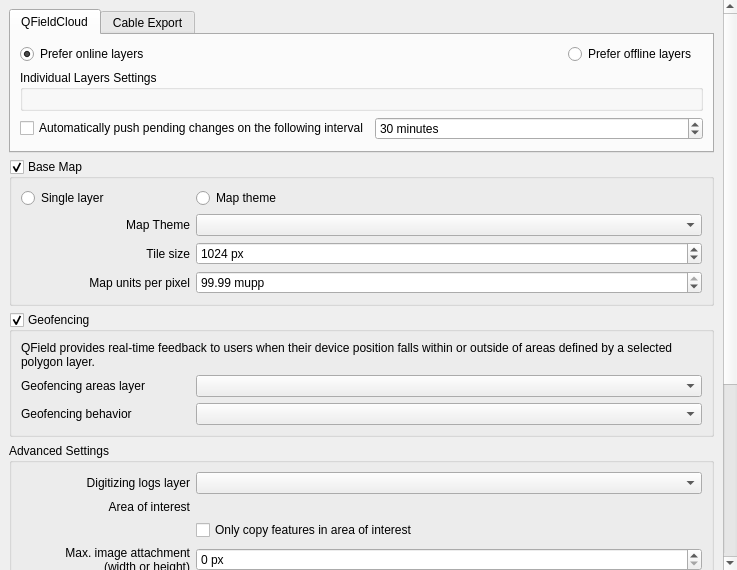
First picture: the form in qfieldsync/ui/project_configuration_widget.ui, repository opengisch/qfieldsync, before the edit.
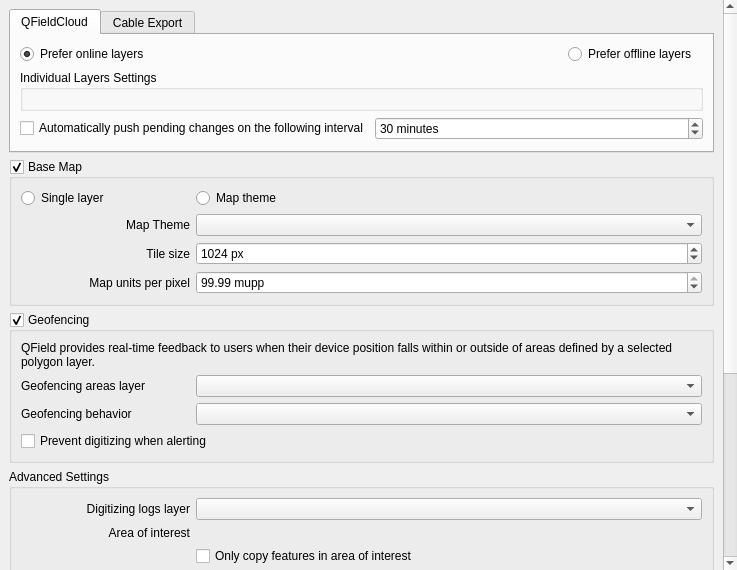
Second picture: the form after the edit. Custom widgets are drawn as their Qt base class.

Commit message: Add prevent digitizing geofencing setting

What changed in the file:
```diff
--- a/qfieldsync/ui/project_configuration_widget.ui
+++ b/qfieldsync/ui/project_configuration_widget.ui
@@ -395,6 +395,13 @@
           <item row="2" column="1">
            <widget class="QComboBox" name="geofencingBehaviorComboBox"/>
           </item>
+          <item row="3" column="0" colspan="2">
+           <widget class="QCheckBox" name="geofencingPreventDigitizingCheckBox">
+            <property name="text">
+             <string>Prevent digitizing when alerting</string>
+            </property>
+           </widget>
+          </item>
          </layout>
         </widget>
        </item>
```
The commit also changes 1 other file.
